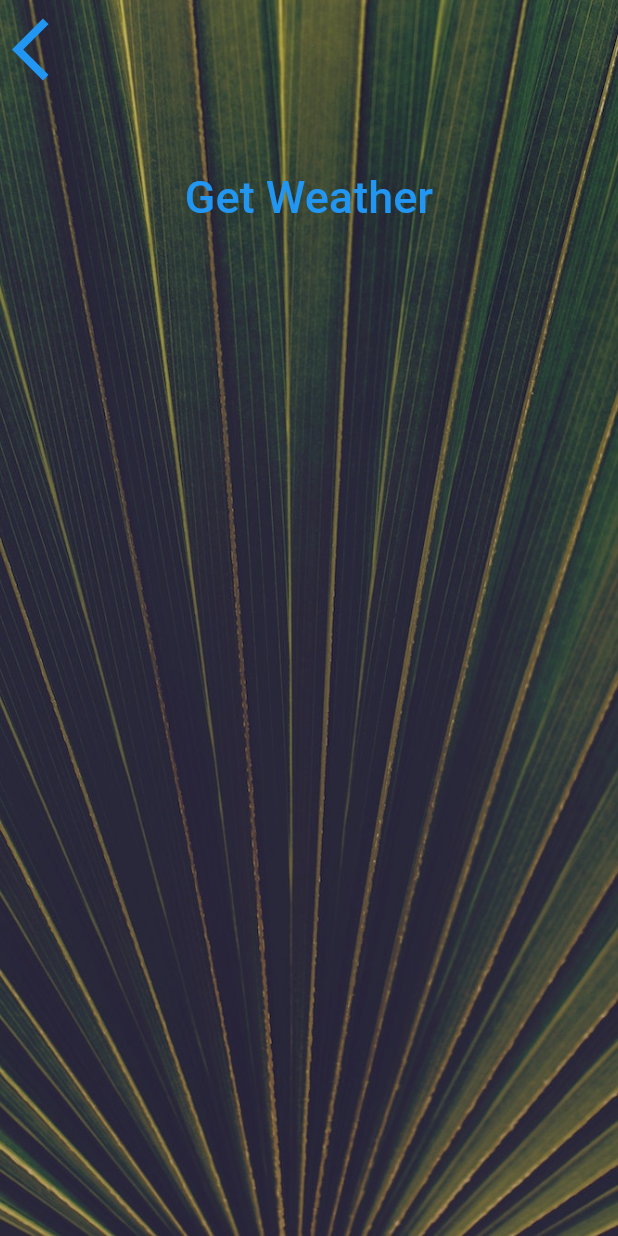
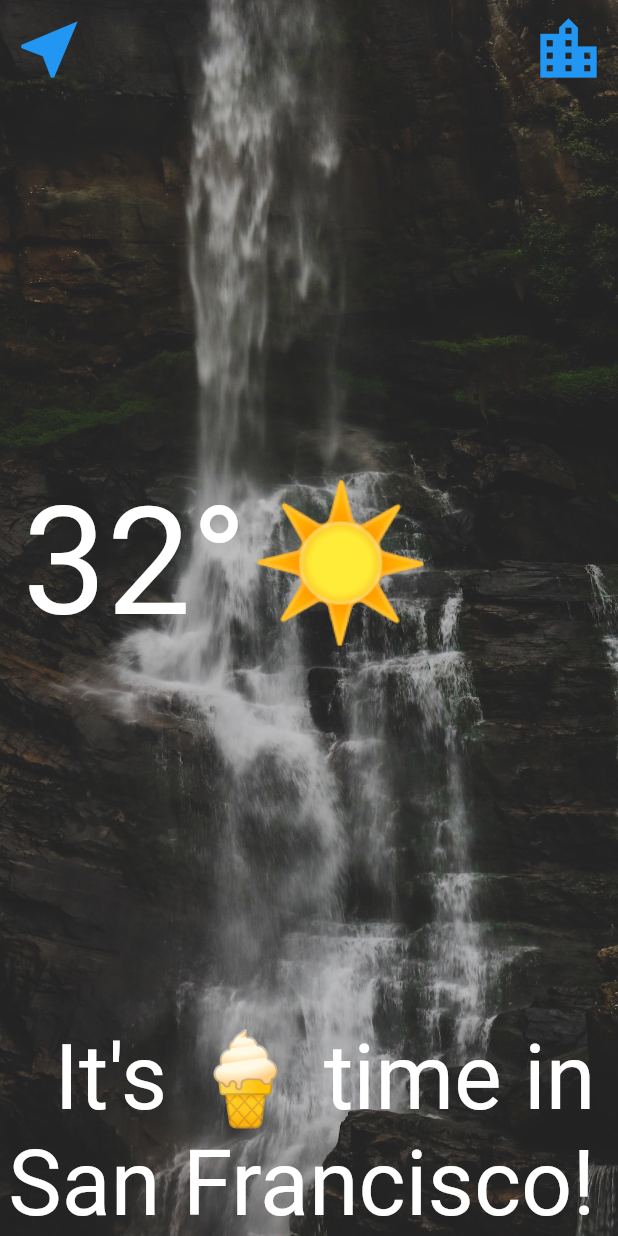
Before and after one commit to Mike5801/WeatherApp, a Flutter app: the CityScreen screen opened directly, on a phone screen of 412 x 824 dp. Run offline on Flutter 3.47's test engine with Material 2 defaults, Android fonts, the phone set to English and light mode, and no system bars; our stand-ins replace geolocator; network calls fail; Roboto replaces fonts that are missing (Spartan MB).

```diff
--- a/weather_app/lib/screens/loading_screen.dart
+++ b/weather_app/lib/screens/loading_screen.dart
@@ -1,8 +1,6 @@
-import 'dart:convert';
 import 'package:flutter/material.dart';
 import 'package:weather_app/services/networking.dart';
 import '../services/location.dart';
-import 'package:http/http.dart' as http;
 import '../utilities/constants.dart';
 
 class LoadingScreen extends StatefulWidget {
--- a/weather_app/lib/screens/location_screen.dart
+++ b/weather_app/lib/screens/location_screen.dart
@@ -13,35 +13,60 @@ class _CityScreenState extends State<CityScreen> {
   Widget build(BuildContext context) {
     return Scaffold(
       body: Container(
-        decoration: const BoxDecoration(
+        decoration: BoxDecoration(
           image: DecorationImage(
-            image: AssetImage('images/city_background.jpg'),
+            image: const AssetImage('images/location_background.jpg'),
             fit: BoxFit.cover,
+            colorFilter: ColorFilter.mode(
+                Colors.white.withOpacity(0.8), BlendMode.dstATop),
           ),
         ),
         constraints: const BoxConstraints.expand(),
         child: SafeArea(
           child: Column(
+            mainAxisAlignment: MainAxisAlignment.spaceBetween,
+            crossAxisAlignment: CrossAxisAlignment.stretch,
             children: <Widget>[
-              Align(
-                alignment: Alignment.topLeft,
-                child: TextButton(
-                  onPressed: () {},
-                  child: const Icon(
-                    Icons.arrow_back_ios,
-                    size: 50.0,
+              Row(
+                mainAxisAlignment: MainAxisAlignment.spaceBetween,
+                children: <Widget>[
+                  TextButton(
+                    onPressed: () {},
+                    child: const Icon(
+                      Icons.near_me,
+                      size: 50.0,
+                    ),
                   ),
+                  TextButton(
+                    onPressed: () {},
+                    child: const Icon(
+                      Icons.location_city,
+                      size: 50.0,
+                    ),
+                  ),
+                ],
+              ),
+              const Padding(
+                padding: EdgeInsets.only(left: 15.0),
+                child: Row(
+                  children: <Widget>[
+                    Text(
+                      '32°',
+                      style: kTempTextStyle,
+                    ),
+                    Text(
+                      '☀️',
+                      style: kConditionTextStyle,
+                    ),
+                  ],
                 ),
               ),
-              Container(
-                padding: const EdgeInsets.all(20.0),
-                child: null,
-              ),
-              TextButton(
-                onPressed: () {},
-                child: const Text(
-                  'Get Weather',
-                  style: kButtonTextStyle,
+              const Padding(
+                padding: EdgeInsets.only(right: 15.0),
+                child: Text(
+                  "It's 🍦 time in San Francisco!",
+                  textAlign: TextAlign.right,
+                  style: kMessageTextStyle,
                 ),
               ),
             ],
@@ -51,3 +76,9 @@ class _CityScreenState extends State<CityScreen> {
     );
   }
 }
+
+/*
+  double temperature = weatherData['main']['temp'];
+  int condition = weatherData['weather'][0]['id'];
+  String cityName = weatherData['name'];
+*/
--- a/weather_app/lib/services/location.dart
+++ b/weather_app/lib/services/location.dart
@@ -16,9 +16,3 @@ class Location {
     }
   }
 }
-
-/*
-  double temperature = weatherData['main']['temp'];
-  int condition = weatherData['weather'][0]['id'];
-  String cityName = weatherData['name'];
-*/
--- a/weather_app/lib/services/networking.dart
+++ b/weather_app/lib/services/networking.dart
@@ -1,6 +1,5 @@
 import 'dart:convert';
 import 'package:http/http.dart' as http;
-import '../utilities/constants.dart';
 
 class NetworkHelper {
   NetworkHelper({required this.url});
```
